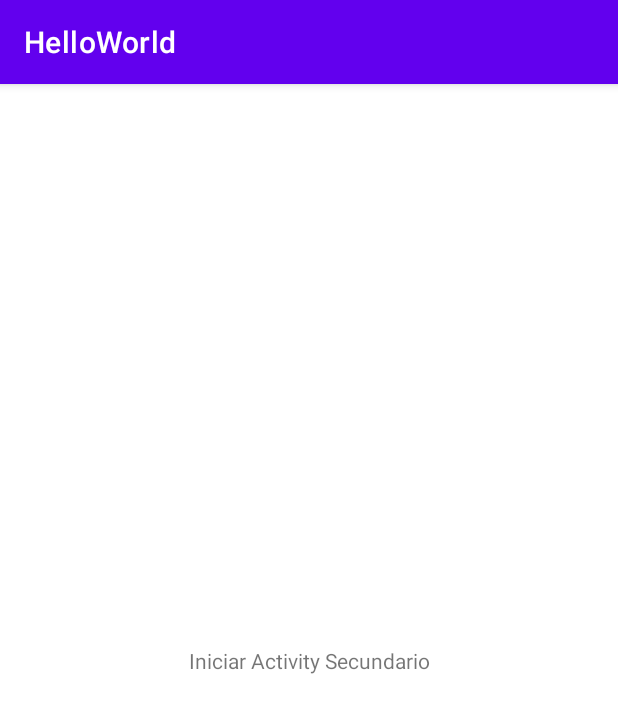
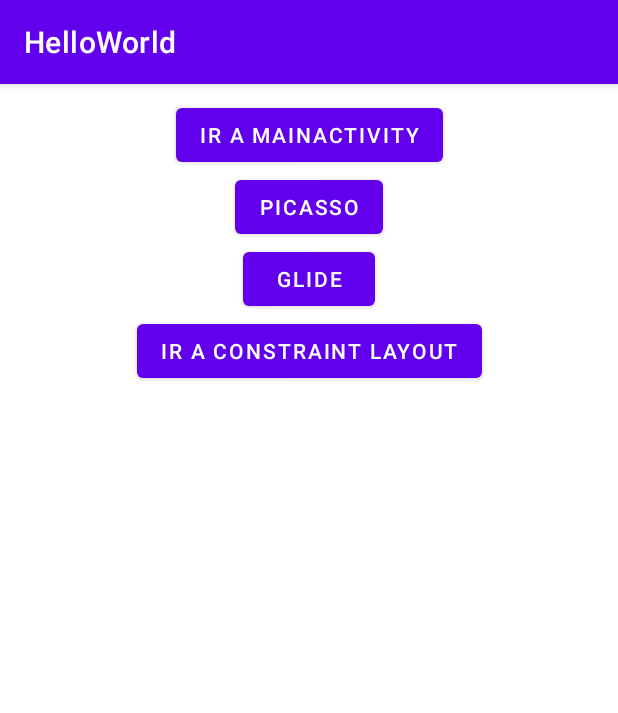
Before and after one commit to canteko/TutorialAndroid, an Android app: the screen it shows after launch (MainActivity before the commit, EntranceActivity after it), on a phone screen of 412 x 824 dp. Shown: the top 713 px of the screen. Run offline under Robolectric (Android 15) with nearby library versions, the phone set to English and light mode, and no system bars; pictures from the network do not load.

```diff
--- a/app/build.gradle
+++ b/app/build.gradle
@@ -35,4 +35,8 @@ dependencies {
     testImplementation 'junit:junit:4.+'
     androidTestImplementation 'androidx.test.ext:junit:1.1.3'
     androidTestImplementation 'androidx.test.espresso:espresso-core:3.4.0'
+
+    implementation 'com.squareup.picasso:picasso:2.71828'
+    implementation 'com.github.bumptech.glide:glide:4.12.0'
+    annotationProcessor 'com.github.bumptech.glide:compiler:4.12.0'
 }
--- /dev/null
+++ b/app/src/main/java/com/canteko/helloworld/EntranceActivity.java
@@ -0,0 +1,36 @@
+package com.canteko.helloworld;
+
+import androidx.appcompat.app.AppCompatActivity;
+
+import android.content.Intent;
+import android.os.Bundle;
+import android.view.View;
+
+public class EntranceActivity extends AppCompatActivity {
+
+    @Override
+    protected void onCreate(Bundle savedInstanceState) {
+        super.onCreate(savedInstanceState);
+        setContentView(R.layout.activity_entrance);
+    }
+
+    public void goToMainActivity(View view) {
+        Intent mainActivity = new Intent(this, MainActivity.class);
+        startActivity(mainActivity);
+    }
+
+    public void goToPicassoActivity(View view) {
+        Intent picassoActivity = new Intent(this, PicassoActivity.class);
+        startActivity(picassoActivity);
+    }
+
+    public void goToGlideActivity(View view) {
+        Intent glideActivity = new Intent(this, GlideActivity.class);
+        startActivity(glideActivity);
+    }
+
+    public void goToConstraintLayoutActivity(View view) {
+        Intent intent = new Intent(this, ConstraintLayoutActivity.class);
+        startActivity(intent);
+    }
+}
--- /dev/null
+++ b/app/src/main/res/layout/activity_entrance.xml
@@ -0,0 +1,49 @@
+<?xml version="1.0" encoding="utf-8"?>
+<androidx.constraintlayout.widget.ConstraintLayout xmlns:android="http://schemas.android.com/apk/res/android"
+    xmlns:app="http://schemas.android.com/apk/res-auto"
+    xmlns:tools="http://schemas.android.com/tools"
+    android:layout_width="match_parent"
+    android:layout_height="match_parent"
+    tools:context=".EntranceActivity">
+
+    <Button
+        android:id="@+id/button6"
+        android:layout_width="wrap_content"
+        android:layout_height="wrap_content"
+        android:layout_marginTop="10dp"
+        android:text="Ir a MainActivity"
+        android:onClick="goToMainActivity"
+        app:layout_constraintEnd_toEndOf="parent"
+        app:layout_constraintStart_toStartOf="parent"
+        app:layout_constraintTop_toTopOf="parent" />
+
+    <Button
+        android:id="@+id/button7"
+        android:layout_width="wrap_content"
+        android:layout_height="wrap_content"
+        android:onClick="goToPicassoActivity"
+        android:text="Picasso"
+        app:layout_constraintEnd_toEndOf="parent"
+        app:layout_constraintStart_toStartOf="parent"
+        app:layout_constraintTop_toBottomOf="@+id/button6" />
+
+    <Button
+        android:id="@+id/button8"
+        android:layout_width="wrap_content"
+        android:layout_height="wrap_content"
+        android:onClick="goToGlideActivity"
+        android:text="Glide"
+        app:layout_constraintEnd_toEndOf="parent"
+        app:layout_constraintStart_toStartOf="parent"
+        app:layout_constraintTop_toBottomOf="@+id/button7" />
+
+    <Button
+        android:id="@+id/button9"
+        android:layout_width="wrap_content"
+        android:layout_height="wrap_content"
+        android:text="Ir a constraint layout"
+        android:onClick="goToConstraintLayoutActivity"
+        app:layout_constraintEnd_toEndOf="parent"
+        app:layout_constraintStart_toStartOf="parent"
+        app:layout_constraintTop_toBottomOf="@+id/button8" />
+</androidx.constraintlayout.widget.ConstraintLayout>
--- a/app/src/main/res/layout/activity_secundario.xml
+++ b/app/src/main/res/layout/activity_secundario.xml
@@ -45,6 +45,7 @@
         android:id="@+id/button3"
         android:layout_width="wrap_content"
         android:layout_height="wrap_content"
+        android:drawableLeft="@android:drawable/btn_star"
         android:onClick="goToLinearLayout"
         android:text="Ir a LinearLayout"
         app:layout_constraintBottom_toBottomOf="parent"
```
Also changed, not shown: app/src/main/AndroidManifest.xml (+20 -7 lines), app/src/main/java/com/canteko/helloworld/ConstraintLayoutActivity.java (added, +14 -0 lines), app/src/main/java/com/canteko/helloworld/GlideActivity.java (added, +28 -0 lines), app/src/main/java/com/canteko/helloworld/MainActivity.java (+64 -0 lines), app/src/main/java/com/canteko/helloworld/PicassoActivity.java (added, +28 -0 lines), app/src/main/res/drawable/ic_baseline_cast_24.xml (added, +10 -0 lines), app/src/main/res/drawable/ic_baseline_image_24.xml (added, +10 -0 lines), app/src/main/res/drawable/ic_man.xml (added, +36 -0 lines), app/src/main/res/layout/activity_constraint_layout.xml (added, +54 -0 lines), app/src/main/res/layout/activity_glide.xml (added, +18 -0 lines), app/src/main/res/layout/activity_main.xml (+73 -6 lines), app/src/main/res/layout/activity_picasso.xml (added, +18 -0 lines).
